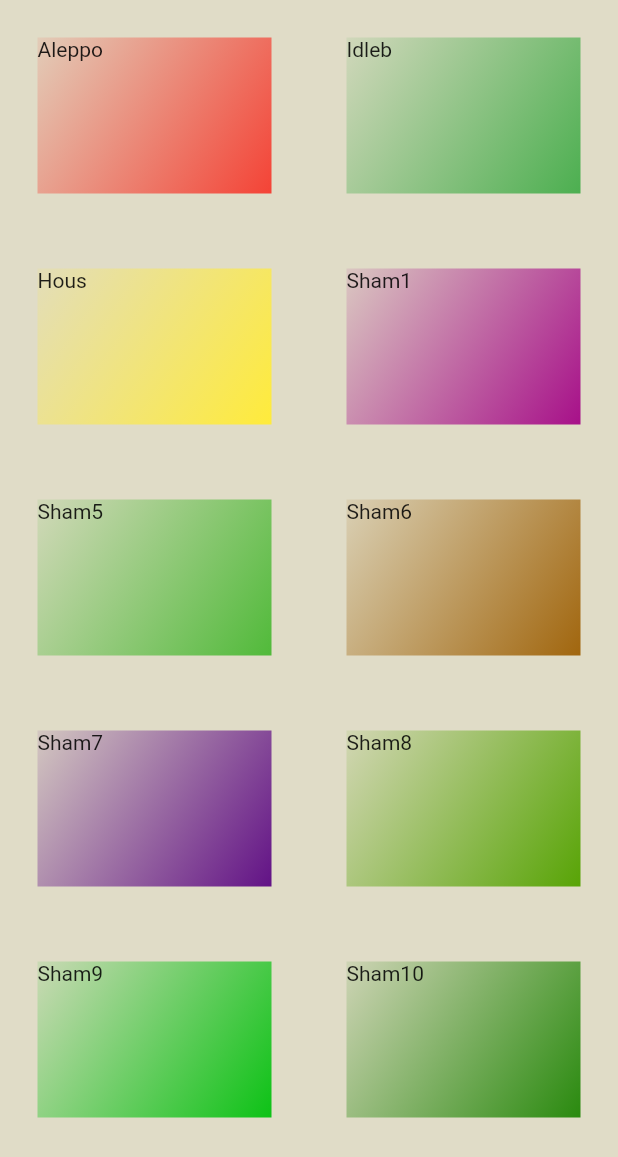
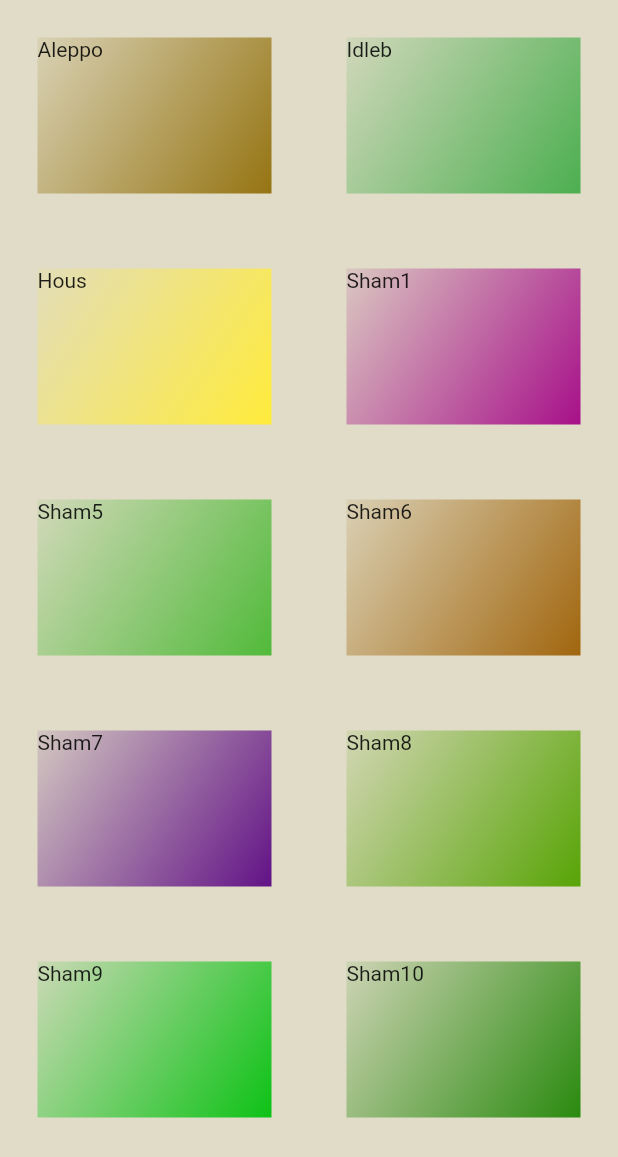
Before and after one commit to HaldunMatar/northcoures-fluttermeals, a Flutter app: the screen it shows after launch, on a phone screen of 412 x 824 dp. Shown: the top 1157 px of the screen. Run offline on Flutter 3.47's test engine with Material 2 defaults, Android fonts, the phone set to English and light mode, and no system bars.

Commit message:
change color

```diff
--- a/lib/data.dart
+++ b/lib/data.dart
@@ -8,7 +8,7 @@ import 'package:mealapp/category.dart';
 List<Category> list_category=
 [
 
-Category(id: 'c1', title: 'Aleppo', color: Colors.red),
+Category(id: 'c1', title: 'Aleppo', color: Color.fromARGB(255, 149, 116, 18)),
 
 Category(id: 'c2', title: 'Idleb', color: Colors.green),
 
```
